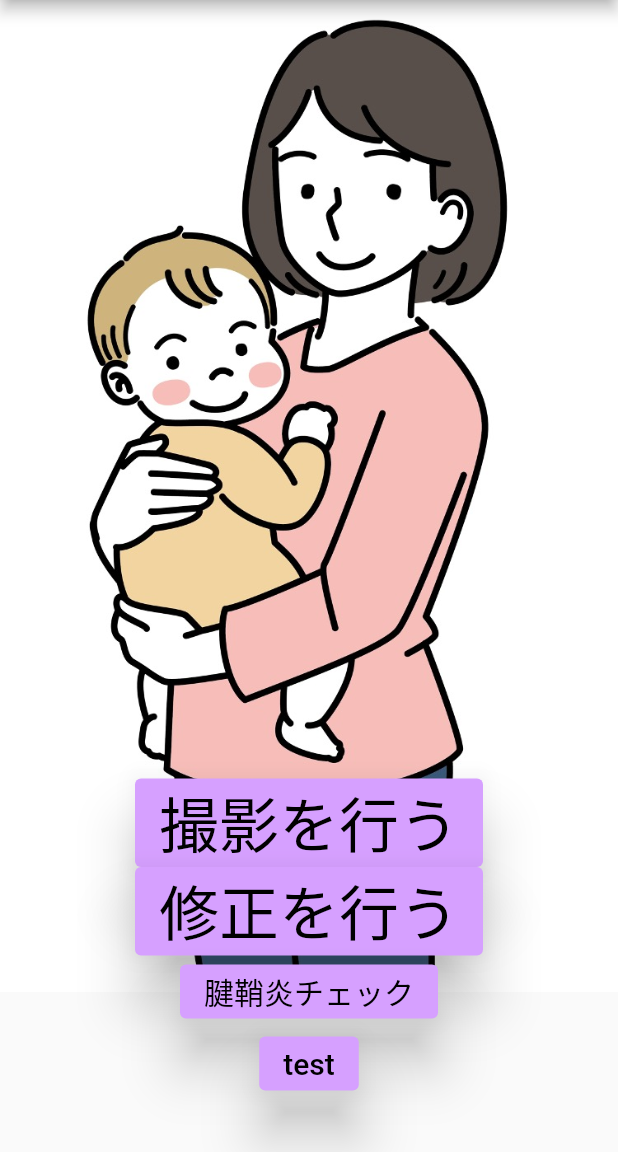
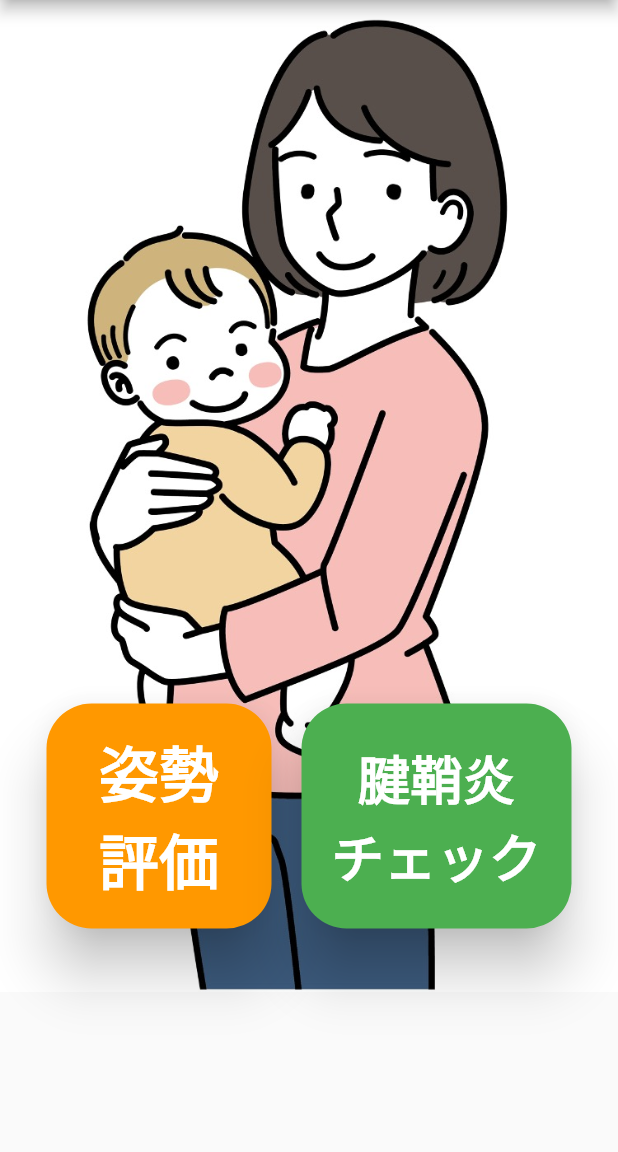
Before and after one commit to 22726020/AIdakko, a Flutter app: the screen it shows after launch, on a phone screen of 412 x 824 dp, the part 84-1236 px from its top. Run offline on Flutter 3.47's test engine with Material 2 defaults, Android fonts, the phone set to English and light mode, and no system bars; our stand-ins replace audioplayers, camera, image_gallery_saver; missing offline and left inert: google_mlkit_pose_detection.

Commit message:
UI変更

```diff
--- a/lib/main.dart
+++ b/lib/main.dart
@@ -136,10 +136,10 @@ class _MyHomePageState extends State<MyHomePage> {
               //     child: Text('内カメラ',style: TextStyle(fontSize: 32,color: Colors.white)))),
               // ],
               // ),
-            Column(
-              mainAxisAlignment: MainAxisAlignment.end,
+            Row(
+              mainAxisAlignment: MainAxisAlignment.center,
               children: <Widget>[
-                Padding(padding: EdgeInsets.only(top: 300),
+                Padding(padding: EdgeInsets.only(top: 250,right: 10),
               child: ElevatedButton(
                   onPressed: (){
                     Navigator.push(
@@ -149,27 +149,30 @@ class _MyHomePageState extends State<MyHomePage> {
                     );
                   },
                   style: ElevatedButton.styleFrom(
-                    primary: Color.fromARGB(255, 214, 160, 255),
+                    shape: RoundedRectangleBorder(borderRadius: BorderRadius.circular(30.0)),
+                    fixedSize:const Size(150,150),
+                    backgroundColor: Colors.orange,
                     elevation: 16,
                   ),
-                  child: Text('撮影を行う',style: TextStyle(fontSize: 40,color: Colors.black)),
+                  child: Text('姿勢\n評価',style: TextStyle(fontWeight: FontWeight.bold,fontSize: 40,color: Colors.white)),
                 ),
                 ),
-               ElevatedButton(
-                  onPressed: (){
-                    Navigator.push(
-                    context,
-                    MaterialPageRoute(builder: (context) => Improve()
-              )
-                    );
-                  },
-                  style: ElevatedButton.styleFrom(
-                    primary: Color.fromARGB(255, 214, 160, 255),
-                    elevation: 16,
-                  ),
-                  child: Text('修正を行う',style: TextStyle(fontSize: 40,color: Colors.black)),
-                ),
-               ElevatedButton(
+              //  ElevatedButton(
+              //     onPressed: (){
+              //       Navigator.push(
+              //       context,
+              //       MaterialPageRoute(builder: (context) => Improve()
+              // )
+              //       );
+              //     },
+              //     style: ElevatedButton.styleFrom(fixedSize:const Size(100,100),
+              //       primary: Color.fromARGB(255, 214, 160, 255),
+              //       elevation: 16,
+              //     ),
+              //     child: Text('修正を行う',style: TextStyle(fontSize: 40,color: Colors.black)),
+              //   ),
+              Padding(padding: EdgeInsets.only(top: 250,left: 10),
+               child: ElevatedButton(
                   onPressed: (){
                     Navigator.push(
                     context,
@@ -178,26 +181,29 @@ class _MyHomePageState extends State<MyHomePage> {
                     );
                   },
                   style: ElevatedButton.styleFrom(
-                    primary: Color.fromARGB(255, 214, 160, 255),
+                    shape: RoundedRectangleBorder(borderRadius: BorderRadius.circular(30.0)),
+                    fixedSize:const Size(180,150),
+                    backgroundColor: Colors.green,
                     elevation: 16,
                   ),
-                  child: Text('腱鞘炎チェック',style: TextStyle(fontSize: 20,color: Colors.black)),
+                  child: Text('腱鞘炎\nチェック',style: TextStyle(fontWeight: FontWeight.bold,fontSize: 35,color: Colors.white),textAlign: TextAlign.center,),
                 ),
+              ),
 
-                ElevatedButton(
-                  onPressed: (){
-                    Navigator.push(
-                    context,
-                    MaterialPageRoute(builder: (context) => BlazePage()
-              )
-                    );
-                  },
-                  style: ElevatedButton.styleFrom(
-                    primary: Color.fromARGB(255, 214, 160, 255),
-                    elevation: 16,
-                  ),
-                  child: Text('test',style: TextStyle(fontSize: 20,color: Colors.black)),
-                ),
+              //   ElevatedButton(
+              //     onPressed: (){
+              //       Navigator.push(
+              //       context,
+              //       MaterialPageRoute(builder: (context) => BlazePage()
+              // )
+              //       );
+              //     },
+              //     style: ElevatedButton.styleFrom(
+              //       primary: Color.fromARGB(255, 214, 160, 255),
+              //       elevation: 16,
+              //     ),
+              //     child: Text('test',style: TextStyle(fontSize: 20,color: Colors.black)),
+              //   ),
 
               ],
             ),
```
